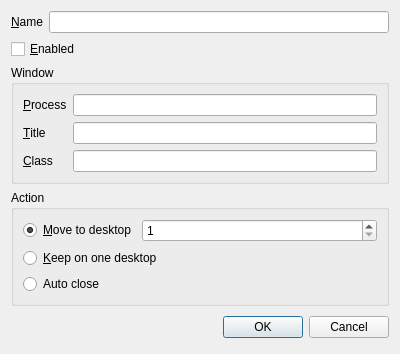
First picture: the form in source/ruledialog.ui, repository martin-kudlicka/virtual-desktop-manager, before the edit.
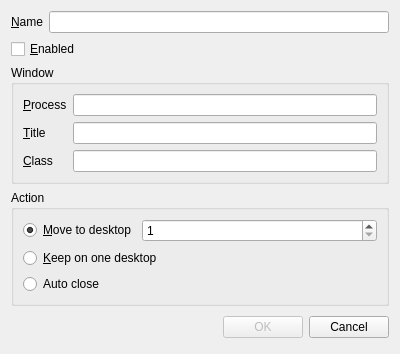
Second picture: the form after the edit.

Diff of the .ui file:
```diff
--- a/source/ruledialog.ui
+++ b/source/ruledialog.ui
@@ -181,6 +181,9 @@
      </item>
      <item>
       <widget class="QPushButton" name="okButton">
+       <property name="enabled">
+        <bool>false</bool>
+       </property>
        <property name="text">
         <string>OK</string>
        </property>
```
Left out of the diff: 8 changed lines with no effect on the pictures.
